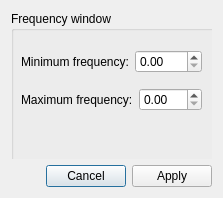
Qt form hoksotin/ui/qt4Designer/TFRfromEpochs.ui (cibr-jyu/meggie) before a commit.
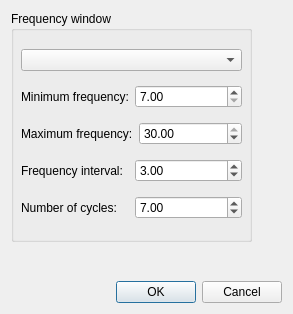
The same form after that commit.

Commit message: TFR dialogia muutettu.

Patch:
```diff
--- a/hoksotin/ui/qt4Designer/TFRfromEpochs.ui
+++ b/hoksotin/ui/qt4Designer/TFRfromEpochs.ui
@@ -6,8 +6,8 @@
    <rect>
     <x>0</x>
     <y>0</y>
-    <width>223</width>
-    <height>198</height>
+    <width>293</width>
+    <height>314</height>
    </rect>
   </property>
   <property name="windowTitle">
@@ -27,8 +27,8 @@
        <rect>
         <x>0</x>
         <y>0</y>
-        <width>205</width>
-        <height>149</height>
+        <width>275</width>
+        <height>257</height>
        </rect>
       </property>
       <property name="minimumSize">
@@ -42,8 +42,8 @@
         <rect>
          <x>0</x>
          <y>0</y>
-         <width>234</width>
-         <height>211</height>
+         <width>241</width>
+         <height>231</height>
         </rect>
        </property>
        <property name="title">
@@ -54,11 +54,14 @@
          <rect>
           <x>10</x>
           <y>30</y>
-          <width>181</width>
-          <height>81</height>
+          <width>221</width>
+          <height>189</height>
          </rect>
         </property>
         <layout class="QVBoxLayout" name="verticalLayout_6">
+         <item>
+          <widget class="QComboBox" name="comboBoxChannels"/>
+         </item>
          <item>
           <layout class="QHBoxLayout" name="horizontalLayout_13">
            <item>
@@ -69,7 +72,14 @@
             </widget>
            </item>
            <item>
-            <widget class="QDoubleSpinBox" name="doubleSpinBox"/>
+            <widget class="QDoubleSpinBox" name="doubleSpinBoxMinFreq">
+             <property name="minimum">
+              <double>7.000000000000000</double>
+             </property>
+             <property name="maximum">
+              <double>30.000000000000000</double>
+             </property>
+            </widget>
            </item>
           </layout>
          </item>
@@ -83,7 +93,59 @@
             </widget>
            </item>
            <item>
-            <widget class="QDoubleSpinBox" name="doubleSpinBox_2"/>
+            <widget class="QDoubleSpinBox" name="doubleSpinBoxMaxFreq">
+             <property name="minimum">
+              <double>7.000000000000000</double>
+             </property>
+             <property name="maximum">
+              <double>30.000000000000000</double>
+             </property>
+             <property name="value">
+              <double>30.000000000000000</double>
+             </property>
+            </widget>
+           </item>
+          </layout>
+         </item>
+         <item>
+          <layout class="QHBoxLayout" name="horizontalLayout">
+           <item>
+            <widget class="QLabel" name="labelFrequencyInterval">
+             <property name="text">
+              <string>Frequency interval:</string>
+             </property>
+            </widget>
+           </item>
+           <item>
+            <widget class="QDoubleSpinBox" name="doubleSpinBoxFreqInterval">
+             <property name="minimum">
+              <double>0.000000000000000</double>
+             </property>
+             <property name="maximum">
+              <double>99.989999999999995</double>
+             </property>
+             <property name="value">
+              <double>3.000000000000000</double>
+             </property>
+            </widget>
+           </item>
+          </layout>
+         </item>
+         <item>
+          <layout class="QHBoxLayout" name="horizontalLayout_2">
+           <item>
+            <widget class="QLabel" name="labelNcycles">
+             <property name="text">
+              <string>Number of cycles:</string>
+             </property>
+            </widget>
+           </item>
+           <item>
+            <widget class="QDoubleSpinBox" name="doubleSpinBoxNcycles">
+             <property name="value">
+              <double>7.000000000000000</double>
+             </property>
+            </widget>
            </item>
           </layout>
          </item>
@@ -101,7 +163,7 @@
         <enum>Qt::Horizontal</enum>
        </property>
        <property name="standardButtons">
-        <set>QDialogButtonBox::Apply|QDialogButtonBox::Cancel</set>
+        <set>QDialogButtonBox::Cancel|QDialogButtonBox::Ok</set>
        </property>
       </widget>
      </item>
```
Left out of the diff: 17 changed lines with no effect on the pictures. The commit also changes 2 other files.
